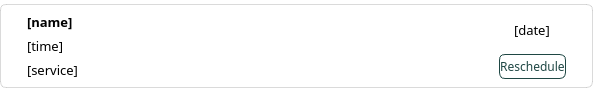
First picture: the form in ui/item_appointments.ui, repository karlito20/AdoraFlowProject, before the edit.
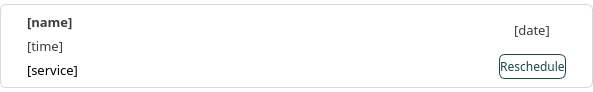
Second picture: the form after the edit.

Diff of the .ui file:
```diff
--- a/ui/item_appointments.ui
+++ b/ui/item_appointments.ui
@@ -547,8 +547,7 @@
             </font>
            </property>
            <property name="styleSheet">
-            <string notr="true">color: black;
-</string>
+            <string notr="true">color: rgb(60, 60, 60);</string>
            </property>
            <property name="text">
             <string>[name]</string>
@@ -564,8 +563,7 @@
             </font>
            </property>
            <property name="styleSheet">
-            <string notr="true">color: black;
-</string>
+            <string notr="true">color: rgb(60, 60, 60);</string>
            </property>
            <property name="text">
             <string>[time]</string>
@@ -617,8 +615,7 @@
             </font>
            </property>
            <property name="styleSheet">
-            <string notr="true">color: black;
-</string>
+            <string notr="true">color: rgb(60, 60, 60);</string>
            </property>
            <property name="text">
             <string>[date]</string>
```
Left out of the diff: 8 changed lines with no effect on the pictures.
